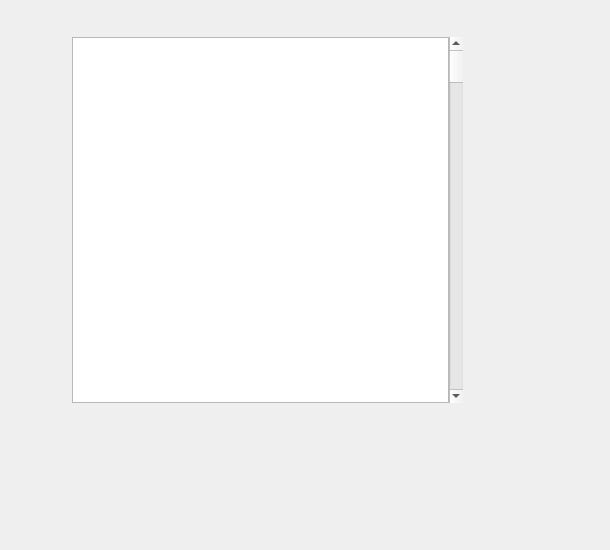
First picture: the form in src/Widgets/PopupTranslateWidget.ui, repository KimYubin/SolTranslator, before the edit.
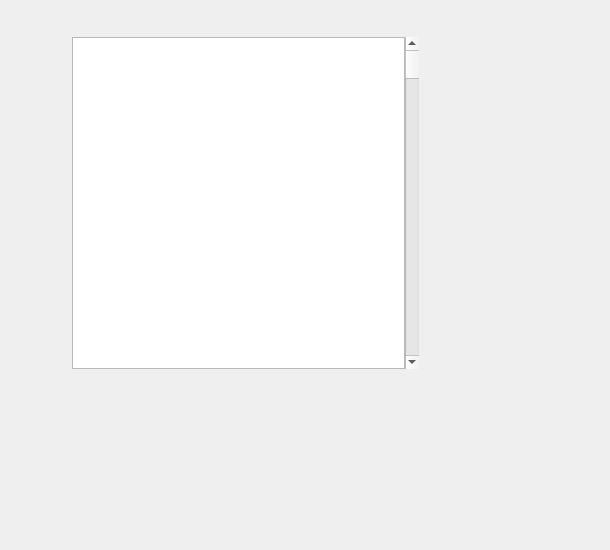
Second picture: the form after the edit. Custom widgets are drawn as their Qt base class.

Commit message:
[개선] 팝업 번역 개선. 자동 크기 동기화
1. 내외부 위젯 크기 동기화를 수동 계산을 했는데, 자동으로 변경

2. 이전에는 bgFrame이랑 내부 레이아웃이 setlayout처리가 안되어있어서 수동계산을 했음
 - 내부 레이아웃을 붙이는 코드 내신, .ui 내부에 layout을 QFrame으로 변형시키는 식으로 처리했음.

3. 팝업 번역을 기존에서 신규 팝업창으로 교체

```diff
--- a/src/Widgets/PopupTranslateWidget.ui
+++ b/src/Widgets/PopupTranslateWidget.ui
@@ -15,8 +15,8 @@
     <rect>
      <x>40</x>
      <y>20</y>
-     <width>471</width>
-     <height>431</height>
+     <width>411</width>
+     <height>381</height>
     </rect>
    </property>
    <layout class="QVBoxLayout" name="outerLayout">
@@ -40,16 +40,19 @@
       <property name="lineWidth">
        <number>0</number>
       </property>
-      <widget class="QWidget" name="gridLayoutWidget">
-       <property name="geometry">
-        <rect>
-         <x>0</x>
-         <y>0</y>
-         <width>431</width>
-         <height>391</height>
-        </rect>
-       </property>
        <layout class="QGridLayout" name="mainLayout">
+       <property name="leftMargin">
+        <number>0</number>
+       </property>
+       <property name="topMargin">
+        <number>0</number>
+       </property>
+       <property name="rightMargin">
+        <number>0</number>
+       </property>
+       <property name="bottomMargin">
+        <number>0</number>
+       </property>
         <property name="spacing">
          <number>0</number>
         </property>
@@ -128,7 +131,6 @@
          </layout>
         </item>
        </layout>
-      </widget>
      </widget>
     </item>
    </layout>
```
Lines whose indentation alone changed are shown as unchanged. The commit also changes 2 other files.
